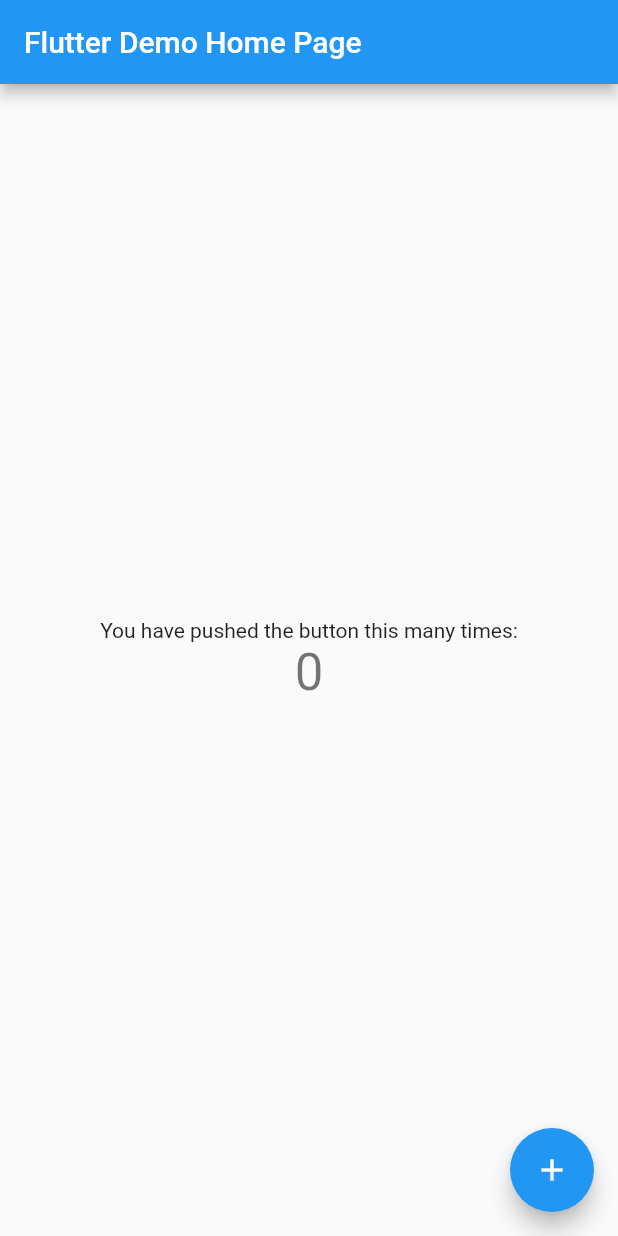
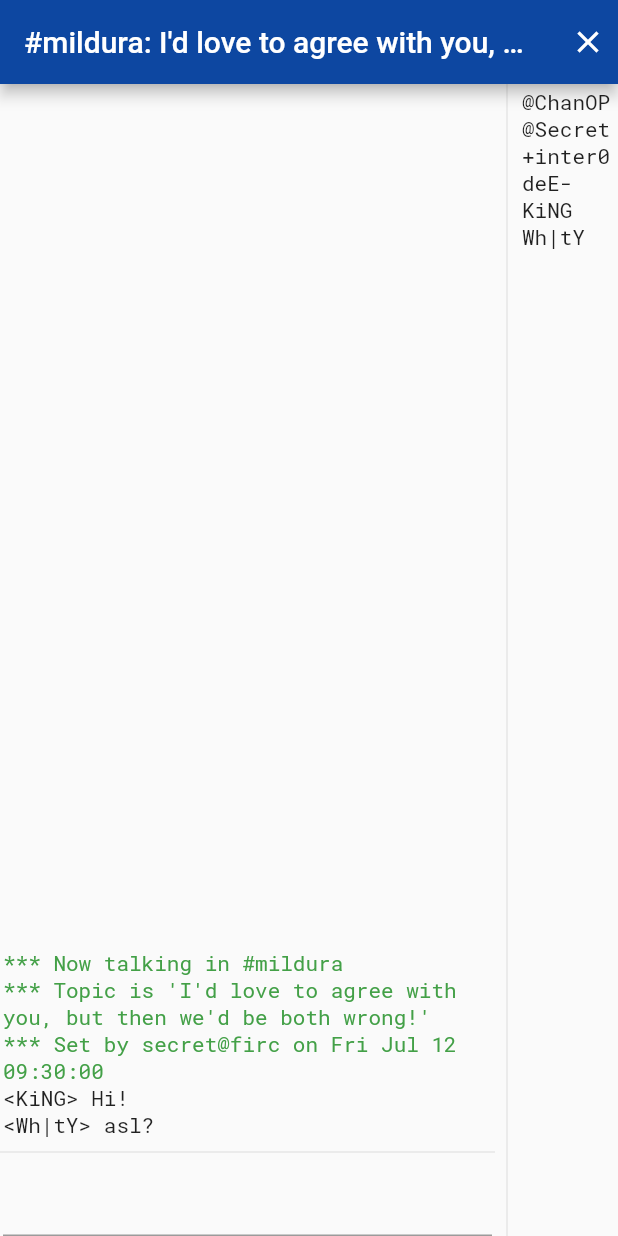
Before and after one commit to cmengler/firc, a Flutter app: the screen it shows after launch, on a phone screen of 412 x 824 dp. Run offline on Flutter 3.47's test engine with Material 2 defaults, Android fonts, the phone set to English and light mode, and no system bars; our stand-ins replace google_fonts.

Commit message:
First mockup of chat screen

```diff
--- a/lib/main.dart
+++ b/lib/main.dart
@@ -1,113 +1,6 @@
-import 'package:flutter/material.dart';
+import 'package:firc/src/firc_app.dart';
+import 'package:flutter/widgets.dart';
 
 void main() {
-  runApp(MyApp());
+  runApp(FircApp());
 }
-
-class MyApp extends StatelessWidget {
-  // This widget is the root of your application.
-  @override
-  Widget build(BuildContext context) {
-    return MaterialApp(
-      title: 'Flutter Demo',
-      theme: ThemeData(
-        // This is the theme of your application.
-        //
-        // Try running your application with "flutter run". You'll see the
-        // application has a blue toolbar. Then, without quitting the app, try
-        // changing the primarySwatch below to Colors.green and then invoke
-        // "hot reload" (press "r" in the console where you ran "flutter run",
-        // or simply save your changes to "hot reload" in a Flutter IDE).
-        // Notice that the counter didn't reset back to zero; the application
-        // is not restarted.
-        primarySwatch: Colors.blue,
-      ),
-      home: MyHomePage(title: 'Flutter Demo Home Page'),
-    );
-  }
-}
-
-class MyHomePage extends StatefulWidget {
-  MyHomePage({Key key, this.title}) : super(key: key);
-
-  // This widget is the home page of your application. It is stateful, meaning
-  // that it has a State object (defined below) that contains fields that affect
-  // how it looks.
-
-  // This class is the configuration for the state. It holds the values (in this
-  // case the title) provided by the parent (in this case the App widget) and
-  // used by the build method of the State. Fields in a Widget subclass are
-  // always marked "final".
-
-  final String title;
-
-  @override
-  _MyHomePageState createState() => _MyHomePageState();
-}
-
-class _MyHomePageState extends State<MyHomePage> {
-  int _counter = 0;
-
-  void _incrementCounter() {
-    setState(() {
-      // This call to setState tells the Flutter framework that something has
-      // changed in this State, which causes it to rerun the build method below
-      // so that the display can reflect the updated values. If we changed
-      // _counter without calling setState(), then the build method would not be
-      // called again, and so nothing would appear to happen.
-      _counter++;
-    });
-  }
-
-  @override
-  Widget build(BuildContext context) {
-    // This method is rerun every time setState is called, for instance as done
-    // by the _incrementCounter method above.
-    //
-    // The Flutter framework has been optimized to make rerunning build methods
-    // fast, so that you can just rebuild anything that needs updating rather
-    // than having to individually change instances of widgets.
-    return Scaffold(
-      appBar: AppBar(
-        // Here we take the value from the MyHomePage object that was created by
-        // the App.build method, and use it to set our appbar title.
-        title: Text(widget.title),
-      ),
-      body: Center(
-        // Center is a layout widget. It takes a single child and positions it
-        // in the middle of the parent.
-        child: Column(
-          // Column is also a layout widget. It takes a list of children and
-          // arranges them vertically. By default, it sizes itself to fit its
-          // children horizontally, and tries to be as tall as its parent.
-          //
-          // Invoke "debug painting" (press "p" in the console, choose the
-          // "Toggle Debug Paint" action from the Flutter Inspector in Android
-          // Studio, or the "Toggle Debug Paint" command in Visual Studio Code)
-          // to see the wireframe for each widget.
-          //
-          // Column has various properties to control how it sizes itself and
-          // how it positions its children. Here we use mainAxisAlignment to
-          // center the children vertically; the main axis here is the vertical
-          // axis because Columns are vertical (the cross axis would be
-          // horizontal).
-          mainAxisAlignment: MainAxisAlignment.center,
-          children: <Widget>[
-            Text(
-              'You have pushed the button this many times:',
-            ),
-            Text(
-              '$_counter',
-              style: Theme.of(context).textTheme.headline4,
-            ),
-          ],
-        ),
-      ),
-      floatingActionButton: FloatingActionButton(
-        onPressed: _incrementCounter,
-        tooltip: 'Increment',
-        child: Icon(Icons.add),
-      ), // This trailing comma makes auto-formatting nicer for build methods.
-    );
-  }
-}
--- /dev/null
+++ b/lib/src/firc_app.dart
@@ -0,0 +1,20 @@
+import 'package:firc/src/screen/chat.dart';
+import 'package:flutter/material.dart';
+import 'package:google_fonts/google_fonts.dart';
+
+class FircApp extends StatelessWidget {
+  @override
+  Widget build(BuildContext context) {
+    return MaterialApp(
+      debugShowCheckedModeBanner: false,
+      theme: ThemeData(
+        primaryColor: Colors.blue.shade900,
+        textTheme: GoogleFonts.robotoMonoTextTheme(
+          Theme.of(context).textTheme,
+        ),
+      ),
+      title: 'fIRC',
+      home: ChatScreen(),
+    );
+  }
+}
--- /dev/null
+++ b/lib/src/screen/chat.dart
@@ -0,0 +1,42 @@
+import 'package:firc/src/screen/chat/message_input_field.dart';
+import 'package:firc/src/screen/chat/message_list.dart';
+import 'package:firc/src/screen/chat/nick_list.dart';
+import 'package:flutter/material.dart';
+
+class ChatScreen extends StatelessWidget {
+  @override
+  Widget build(BuildContext context) {
+    return Scaffold(
+      appBar: AppBar(
+        title: Text(
+          '#mildura: I\'d love to agree with you, but then we\'d be both wrong!: fIRC 1.0',
+        ),
+        actions: [
+          Padding(
+            padding: EdgeInsets.symmetric(horizontal: 8),
+            child: Icon(Icons.close),
+          ),
+        ],
+      ),
+      body: Row(
+        children: [
+          Expanded(
+            flex: 10,
+            child: Column(
+              children: [
+                Expanded(child: MessageList()),
+                Divider(),
+                MessageInputField()
+              ],
+            ),
+          ),
+          VerticalDivider(),
+          Expanded(
+            flex: 2,
+            child: NickList(),
+          ),
+        ],
+      ),
+    );
+  }
+}
--- /dev/null
+++ b/lib/src/screen/chat/message_input_field.dart
@@ -0,0 +1,11 @@
+import 'package:flutter/material.dart';
+
+class MessageInputField extends StatelessWidget {
+  @override
+  Widget build(BuildContext context) {
+    return Padding(
+      padding: EdgeInsets.symmetric(horizontal: 2),
+      child: TextFormField(),
+    );
+  }
+}
--- /dev/null
+++ b/lib/src/screen/chat/message_list.dart
@@ -0,0 +1,27 @@
+import 'package:flutter/material.dart';
+
+class MessageList extends StatelessWidget {
+  @override
+  Widget build(BuildContext context) {
+    return ListView(
+      reverse: true,
+      padding: EdgeInsets.all(2),
+      children: [
+        Text('<Wh|tY> asl?'),
+        Text('<KiNG> Hi!'),
+        Text(
+          '*** Set by secret@firc on Fri Jul 12 09:30:00',
+          style: TextStyle(color: Colors.green.shade600),
+        ),
+        Text(
+          '*** Topic is \'I\'d love to agree with you, but then we\'d be both wrong!\'',
+          style: TextStyle(color: Colors.green.shade600),
+        ),
+        Text(
+          '*** Now talking in #mildura',
+          style: TextStyle(color: Colors.green.shade600),
+        ),
+      ],
+    );
+  }
+}
--- /dev/null
+++ b/lib/src/screen/chat/nick_list.dart
@@ -0,0 +1,18 @@
+import 'package:flutter/material.dart';
+
+class NickList extends StatelessWidget {
+  @override
+  Widget build(BuildContext context) {
+    return ListView(
+      padding: EdgeInsets.all(2),
+      children: [
+        Text('@ChanOP'),
+        Text('@Secret'),
+        Text('+inter0'),
+        Text('deE-'),
+        Text('KiNG'),
+        Text('Wh|tY'),
+      ],
+    );
+  }
+}
```
Also changed, not shown: pubspec.yaml (+3 -60 lines), 1 other file.
